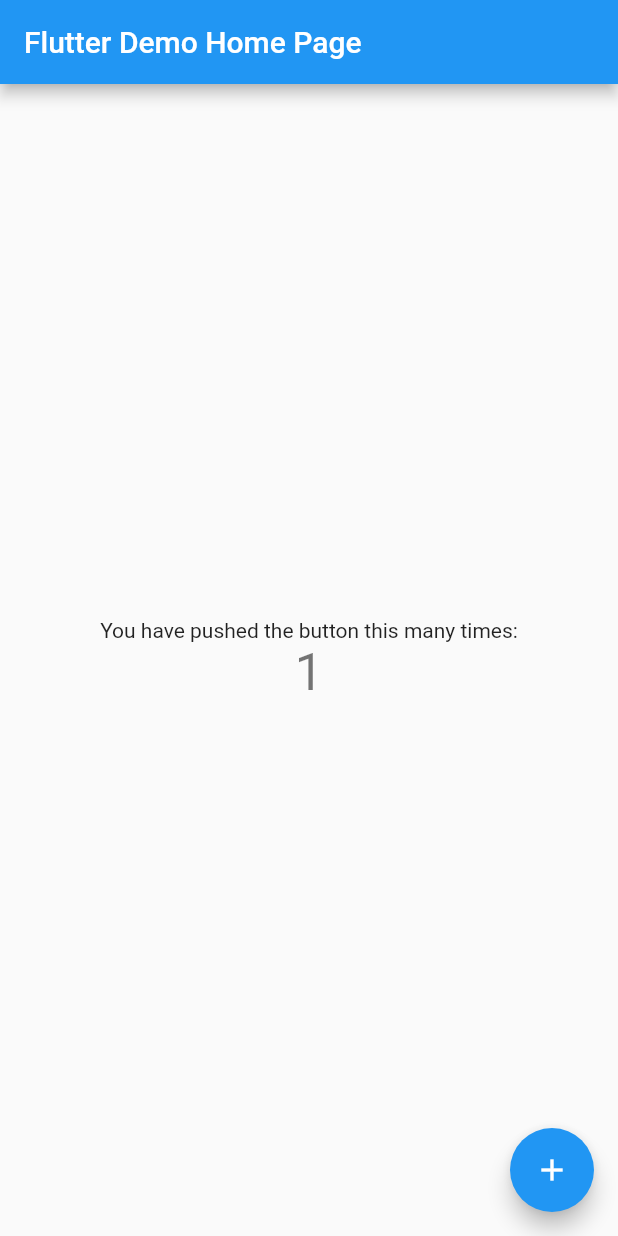
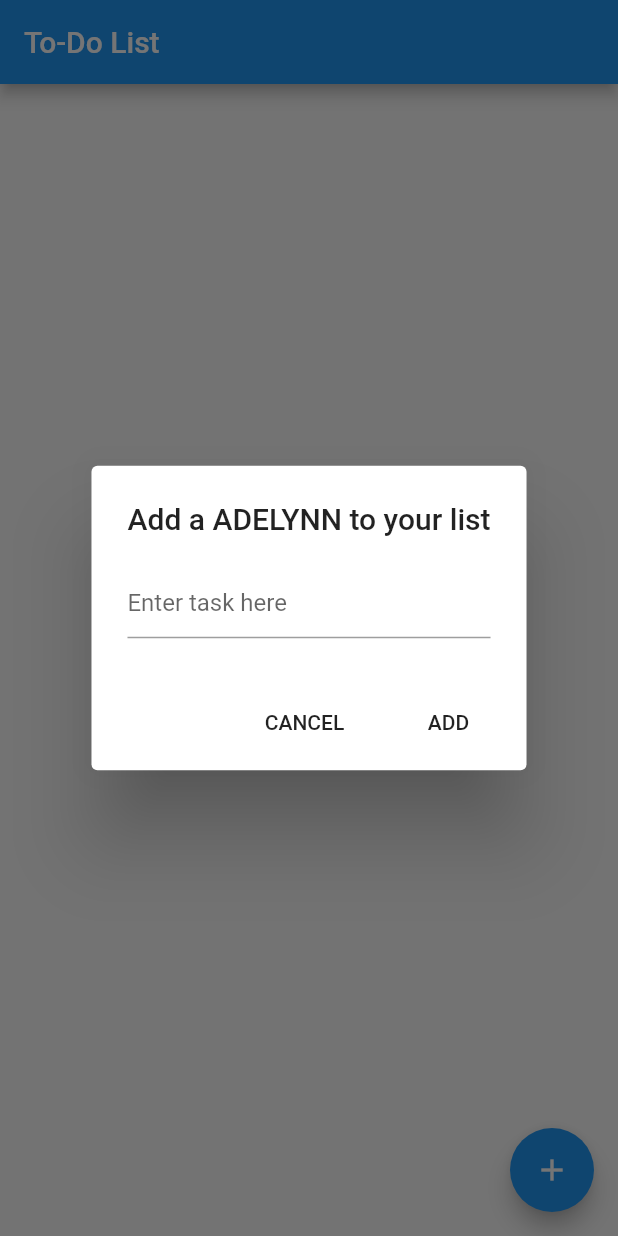
Before and after one commit to danbruder/lite_list, a Flutter app: the screen it shows after launch, after a tap on the "add" icon, on a phone screen of 412 x 824 dp. Run offline on Flutter 3.47's test engine with Material 2 defaults, Android fonts, the phone set to English and light mode, and no system bars.

Commit message:
made a check list

```diff
--- a/lib/main.dart
+++ b/lib/main.dart
@@ -1,113 +1,114 @@
 import 'package:flutter/material.dart';
 
 void main() {
-  runApp(MyApp());
+  runApp(App());
 }
 
-class MyApp extends StatelessWidget {
-  // This widget is the root of your application.
+class Todo {
+  int id;
+  String title = "";
+  bool checked = false;
+  Todo({this.id, this.title, this.checked});
+}
+
+class App extends StatelessWidget {
   @override
   Widget build(BuildContext context) {
-    return MaterialApp(
-      title: 'Flutter Demo',
-      theme: ThemeData(
-        // This is the theme of your application.
-        //
-        // Try running your application with "flutter run". You'll see the
-        // application has a blue toolbar. Then, without quitting the app, try
-        // changing the primarySwatch below to Colors.green and then invoke
-        // "hot reload" (press "r" in the console where you ran "flutter run",
-        // or simply save your changes to "hot reload" in a Flutter IDE).
-        // Notice that the counter didn't reset back to zero; the application
-        // is not restarted.
-        primarySwatch: Colors.blue,
-      ),
-      home: MyHomePage(title: 'Flutter Demo Home Page'),
-    );
+    return MaterialApp(home: TodoList());
   }
 }
 
-class MyHomePage extends StatefulWidget {
-  MyHomePage({Key key, this.title}) : super(key: key);
-
-  // This widget is the home page of your application. It is stateful, meaning
-  // that it has a State object (defined below) that contains fields that affect
-  // how it looks.
-
-  // This class is the configuration for the state. It holds the values (in this
-  // case the title) provided by the parent (in this case the App widget) and
-  // used by the build method of the State. Fields in a Widget subclass are
-  // always marked "final".
-
-  final String title;
-
+class TodoList extends StatefulWidget {
   @override
-  _MyHomePageState createState() => _MyHomePageState();
+  _TodoListState createState() => _TodoListState();
 }
 
-class _MyHomePageState extends State<MyHomePage> {
-  int _counter = 0;
+class _TodoListState extends State<TodoList> {
+  // save data
+  final List<Todo> _todoList = <Todo>[];
+  int _maxId = 0;
 
-  void _incrementCounter() {
-    setState(() {
-      // This call to setState tells the Flutter framework that something has
-      // changed in this State, which causes it to rerun the build method below
-      // so that the display can reflect the updated values. If we changed
-      // _counter without calling setState(), then the build method would not be
-      // called again, and so nothing would appear to happen.
-      _counter++;
-    });
-  }
+  // text field
+  final TextEditingController _textFieldController = TextEditingController();
 
   @override
   Widget build(BuildContext context) {
-    // This method is rerun every time setState is called, for instance as done
-    // by the _incrementCounter method above.
-    //
-    // The Flutter framework has been optimized to make rerunning build methods
-    // fast, so that you can just rebuild anything that needs updating rather
-    // than having to individually change instances of widgets.
     return Scaffold(
-      appBar: AppBar(
-        // Here we take the value from the MyHomePage object that was created by
-        // the App.build method, and use it to set our appbar title.
-        title: Text(widget.title),
-      ),
-      body: Center(
-        // Center is a layout widget. It takes a single child and positions it
-        // in the middle of the parent.
-        child: Column(
-          // Column is also a layout widget. It takes a list of children and
-          // arranges them vertically. By default, it sizes itself to fit its
-          // children horizontally, and tries to be as tall as its parent.
-          //
-          // Invoke "debug painting" (press "p" in the console, choose the
-          // "Toggle Debug Paint" action from the Flutter Inspector in Android
-          // Studio, or the "Toggle Debug Paint" command in Visual Studio Code)
-          // to see the wireframe for each widget.
-          //
-          // Column has various properties to control how it sizes itself and
-          // how it positions its children. Here we use mainAxisAlignment to
-          // center the children vertically; the main axis here is the vertical
-          // axis because Columns are vertical (the cross axis would be
-          // horizontal).
-          mainAxisAlignment: MainAxisAlignment.center,
-          children: <Widget>[
-            Text(
-              'You have pushed the button this many times:',
-            ),
-            Text(
-              '$_counter',
-              style: Theme.of(context).textTheme.headline4,
-            ),
-          ],
-        ),
-      ),
+      appBar: AppBar(title: const Text('To-Do List')),
+      body: ListView(children: _getItems()),
+      // add items to the to-do list
       floatingActionButton: FloatingActionButton(
-        onPressed: _incrementCounter,
-        tooltip: 'Increment',
-        child: Icon(Icons.add),
-      ), // This trailing comma makes auto-formatting nicer for build methods.
+          onPressed: () => _displayDialog(context),
+          tooltip: 'Add Item',
+          child: Icon(Icons.add)),
     );
   }
+
+  void _addTodoItem(String title) {
+    // Wrapping it inside a set state will notify
+    // the app that the state has changed
+    final newItem = Todo(id: _maxId + 1, title: title, checked: false);
+    setState(() {
+      _todoList.add(newItem);
+      _maxId = _maxId + 1;
+    });
+    _textFieldController.clear();
+  }
+
+  // this Generate list of item widgets
+  Widget _buildTodoItem(Todo item) {
+    return CheckboxListTile(
+      title: Text(item.title),
+      value: item.checked,
+      onChanged: (value) {
+        setState(() {
+          final todo = _todoList[
+              _todoList.indexWhere((element) => element.id == item.id)];
+          todo.checked = value;
+        });
+      },
+    );
+  }
+
+  // display a dialog for the user to enter items
+  Future<AlertDialog> _displayDialog(BuildContext context) async {
+    // alter the app state to show a dialog
+    return showDialog(
+        context: context,
+        builder: (BuildContext context) {
+          return AlertDialog(
+            title: const Text('Add a ADELYNN to your list'),
+            content: TextField(
+              controller: _textFieldController,
+              decoration: const InputDecoration(hintText: 'Enter task here'),
+            ),
+            actions: <Widget>[
+              // Cancel button
+              FlatButton(
+                child: const Text('CANCEL'),
+                onPressed: () {
+                  Navigator.of(context).pop();
+                },
+              ),
+              // add button
+              FlatButton(
+                child: const Text('ADD'),
+                onPressed: () {
+                  Navigator.of(context).pop();
+                  _addTodoItem(_textFieldController.text);
+                },
+              ),
+            ],
+          );
+        });
+  }
+
+  // iterates through our todo list title
+  List<Widget> _getItems() {
+    final List<Widget> _todoWidgets = <Widget>[];
+    for (Todo item in _todoList) {
+      _todoWidgets.add(_buildTodoItem(item));
+    }
+    return _todoWidgets;
+  }
 }
```
